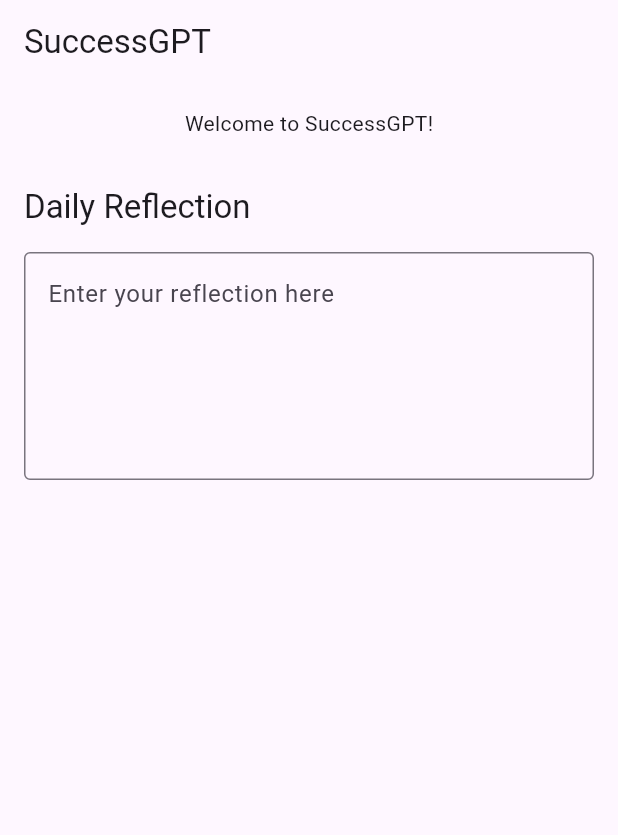
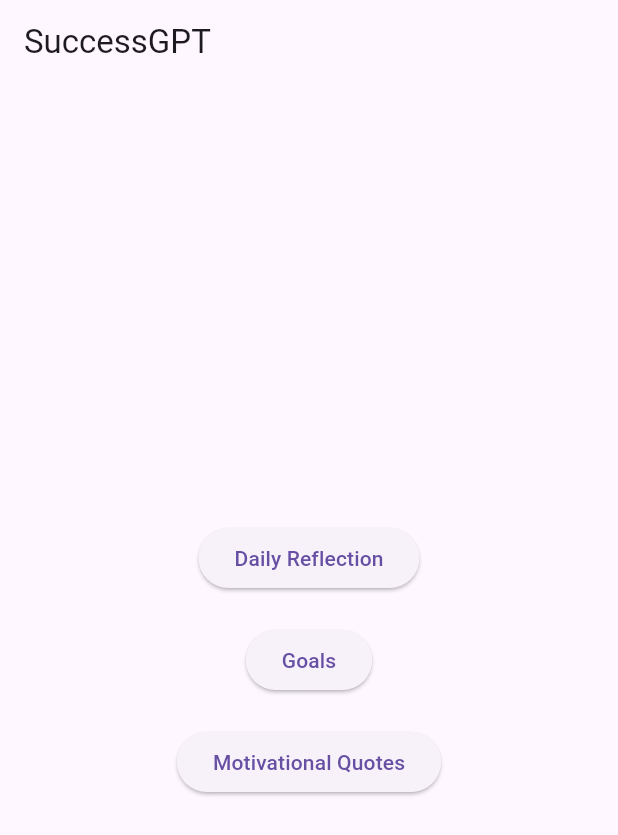
Before and after one commit to naimkatiman/Success_GPT, a Flutter app: the screen it shows after launch, on a phone screen of 412 x 824 dp. Shown: the top 835 px of the screen. Run offline on Flutter 3.47's test engine with Material 3 defaults, Android fonts, the phone set to English and light mode, and no system bars; our stand-ins replace shared_preferences.

Commit message:
chore: Update pubspec.yaml to add shared_preferences dependency and create HomeScreen and JournalScreen

```diff
--- a/lib/main.dart
+++ b/lib/main.dart
@@ -1,5 +1,8 @@
 import 'package:flutter/material.dart';
-import 'daily_reflection.dart';
+import 'screens/home_screen.dart';
+import 'screens/journal_screen.dart';
+import 'screens/goals_screen.dart';
+import 'screens/quotes_screen.dart';
 
 void main() {
   runApp(const SuccessGPTApp());
@@ -17,32 +20,11 @@ class SuccessGPTApp extends StatelessWidget {
         visualDensity: VisualDensity.adaptivePlatformDensity,
       ),
       home: const HomeScreen(),
+      routes: {
+        '/journal': (context) => const JournalScreen(),
+        '/goals': (context) => const GoalsScreen(),
+        '/quotes': (context) => const QuotesScreen(),
+      },
     );
   }
 }
-
-class HomeScreen extends StatelessWidget {
-  const HomeScreen({Key? key}) : super(key: key);
-
-  @override
-  Widget build(BuildContext context) {
-    return Scaffold(
-      appBar: AppBar(
-        title: const Text('SuccessGPT'),
-      ),
-      body: SingleChildScrollView(
-        child: Column(
-          children: [
-            const Center(
-              child: Padding(
-                padding: EdgeInsets.all(16.0),
-                child: Text('Welcome to SuccessGPT!'),
-              ),
-            ),
-            const DailyReflection(),
-          ],
-        ),
-      ),
-    );
-  }
-}
--- /dev/null
+++ b/lib/screens/home_screen.dart
@@ -0,0 +1,35 @@
+import 'package:flutter/material.dart';
+
+class HomeScreen extends StatelessWidget {
+  const HomeScreen({Key? key}) : super(key: key);
+
+  @override
+  Widget build(BuildContext context) {
+    return Scaffold(
+      appBar: AppBar(
+        title: const Text('SuccessGPT'),
+      ),
+      body: Center(
+        child: Column(
+          mainAxisAlignment: MainAxisAlignment.center,
+          children: [
+            ElevatedButton(
+              onPressed: () => Navigator.pushNamed(context, '/journal'),
+              child: const Text('Daily Reflection'),
+            ),
+            const SizedBox(height: 20),
+            ElevatedButton(
+              onPressed: () => Navigator.pushNamed(context, '/goals'),
+              child: const Text('Goals'),
+            ),
+            const SizedBox(height: 20),
+            ElevatedButton(
+              onPressed: () => Navigator.pushNamed(context, '/quotes'),
+              child: const Text('Motivational Quotes'),
+            ),
+          ],
+        ),
+      ),
+    );
+  }
+}
--- a/pubspec.yaml
+++ b/pubspec.yaml
@@ -1,5 +1,5 @@
 name: success_gpt
-description: "A Flutter app for self-improvement and personal growth."
+description: A Flutter app for self-improvement and personal growth.
 publish_to: 'none'
 version: 1.0.0+1
 
@@ -10,6 +10,7 @@ dependencies:
   flutter:
     sdk: flutter
   cupertino_icons: ^1.0.2
+  shared_preferences: ^2.0.8
 
 dev_dependencies:
   flutter_test:
```
Also changed, not shown: lib/screens/journal_screen.dart (added, +83 -0 lines), lib/screens/goals_screen.dart (added), lib/screens/quotes_screen.dart (added), pubspec.lock, 1 other file.
